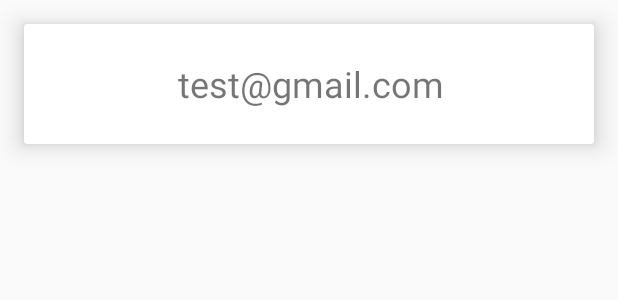
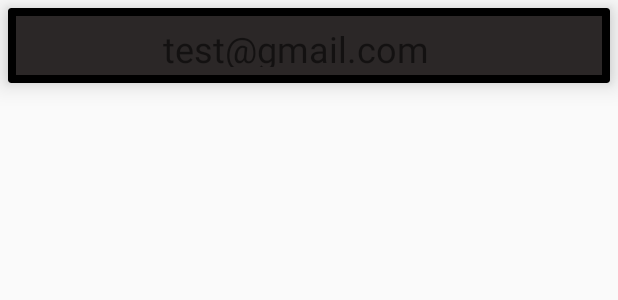
Before and after one commit to maxtauro/TODO, an Android app: the layout task_layout.xml on its own in the app's theme, with its tools: preview values and no code run, on a phone screen of 412 x 824 dp. Shown: the top 300 px of the screen. Run offline under Robolectric (Android 15) with nearby library versions, the phone set to English and light mode, and no system bars.

Commit message:
implemented checking and clearing individual tasks, removed cleared as a field, cleared tasks are simply deleted on firebase

```diff
--- a/androiddev/app/src/main/java/com/maxtauro/todo/FirebaseHelper.java
+++ b/androiddev/app/src/main/java/com/maxtauro/todo/FirebaseHelper.java
@@ -51,6 +51,10 @@
       //  taskList.child(String.valueOf(++(currUser.lastTaskId))).setValue()
     }
 
+    public void checkTask(DatabaseReference taskRef, boolean check) {
+        taskRef.child("checked").setValue(check);
+    }
+
     public void setupSystem() {
 
     }
--- a/androiddev/app/src/main/java/com/maxtauro/todo/TaskListActivity.java
+++ b/androiddev/app/src/main/java/com/maxtauro/todo/TaskListActivity.java
@@ -8,6 +8,7 @@
 import android.support.v7.widget.LinearLayoutManager;
 import android.support.v7.widget.RecyclerView;
 import android.support.v7.widget.Toolbar;
+import android.support.v7.widget.helper.ItemTouchHelper;
 import android.util.Log;
 import android.view.Menu;
 import android.view.MenuItem;
@@ -52,6 +53,9 @@
         layoutManager = new LinearLayoutManager(this);
         listTasksRecyclerView.setLayoutManager(layoutManager);
 
+        SwipeController swipeController = new SwipeController();
+        ItemTouchHelper itemTouchhelper = new ItemTouchHelper(swipeController);
+        itemTouchhelper.attachToRecyclerView(listTasksRecyclerView);
 
         firebaseHelper.setupSystem();
         updateList();
--- a/androiddev/app/src/main/res/layout/task_layout.xml
+++ b/androiddev/app/src/main/res/layout/task_layout.xml
@@ -2,37 +2,40 @@
 <android.support.v7.widget.CardView xmlns:android="http://schemas.android.com/apk/res/android"
     xmlns:app="http://schemas.android.com/apk/res-auto"
     android:layout_width="match_parent"
-    android:layout_height="80dp"
-    app:cardElevation="10dp"
-    android:layout_margin="16dp">
-
+    android:layout_height="50dp"
+    android:layout_margin="5dp"
+    app:cardBackgroundColor="@color/colorPrimaryDark"
+    app:cardElevation="10dp">
 
     <LinearLayout
-        android:weightSum="10"
+        android:layout_width="match_parent"
+        android:layout_height="wrap_content"
+        android:layout_gravity="center_vertical"
+        android:layout_margin="5dp"
+        android:background="@color/colorPrimary"
         android:orientation="horizontal"
-        android:layout_gravity="center_vertical"
-        android:padding="16dp"
-        android:layout_width="match_parent"
-        android:layout_height="wrap_content">
+        android:padding="5dp"
+        android:weightSum="10">
 
         <ImageView
             android:id="@+id/check"
-            android:visibility="invisible"
             android:layout_width="20dp"
             android:layout_height="20dp"
+            android:layout_gravity="center_vertical"
             android:layout_marginBottom="1dp"
             android:layout_marginRight="1dp"
-            android:layout_gravity="center_vertical"
             android:layout_weight="2"
-            android:src="@drawable/baseline_check_black_18dp" />
+            android:adjustViewBounds="false"
+            android:src="@drawable/baseline_check_black_18dp"
+            android:visibility="invisible" />
 
         <TextView
             android:id="@+id/txt_task_name"
+            android:layout_width="0dp"
+            android:layout_height="wrap_content"
+            android:layout_weight="8"
             android:text="test@gmail.com"
-            android:textSize="24sp"
-            android:layout_weight="8"
-            android:layout_width="0dp"
-            android:layout_height="wrap_content" />
+            android:textSize="24sp" />
 
     </LinearLayout>
 </android.support.v7.widget.CardView>
```
Also changed, not shown: androiddev/app/src/main/java/com/maxtauro/todo/FirebaseRecyclerAdapterTaskList.java (+9 -8 lines), androiddev/app/src/main/java/com/maxtauro/todo/SwipeController.java (added, +26 -0 lines), androiddev/app/src/main/java/com/maxtauro/todo/Task.java (+2 -12 lines), androiddev/app/src/main/java/com/maxtauro/todo/TaskListViewHolder.java (+38 -0 lines).
